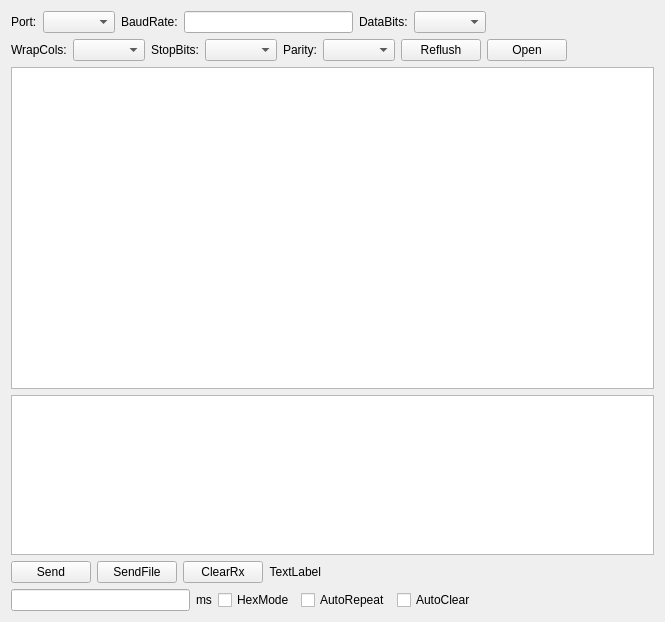
Before: the Qt Designer form src/widget.ui in lidq83/ESerialPort, drawn with Qt 5.
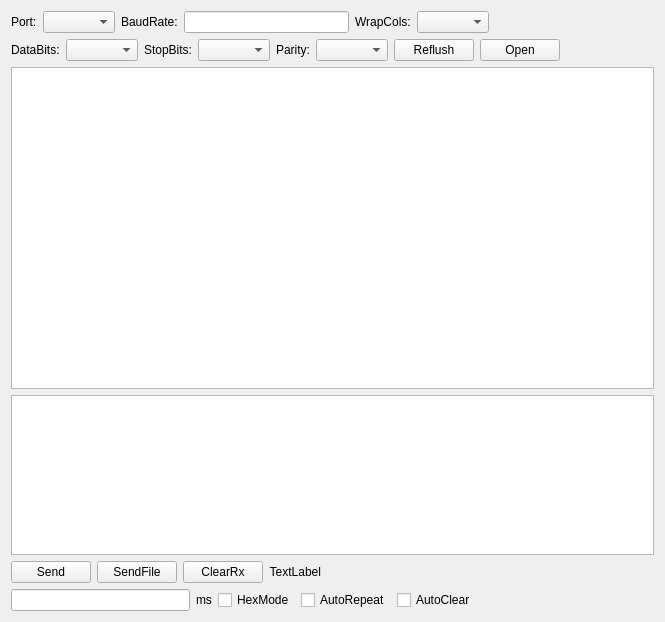
After: the same form once the commit is applied.

Commit message: 修正了一个布局的问题

Diff of the .ui file:
```diff
--- a/src/widget.ui
+++ b/src/widget.ui
@@ -37,14 +37,14 @@
       <widget class="QLineEdit" name="lineEditBaudRate"/>
      </item>
      <item>
-      <widget class="QLabel" name="label_3">
+      <widget class="QLabel" name="label_7">
        <property name="text">
-        <string>DataBits:</string>
+        <string>WrapCols:</string>
        </property>
       </widget>
      </item>
      <item>
-      <widget class="QComboBox" name="combDataBits"/>
+      <widget class="QComboBox" name="combWrapCols"/>
      </item>
      <item>
       <spacer name="horizontalSpacer_5">
@@ -64,14 +64,14 @@
    <item>
     <layout class="QHBoxLayout" name="horizontalLayout_3">
      <item>
-      <widget class="QLabel" name="label_7">
+      <widget class="QLabel" name="label_3">
        <property name="text">
-        <string>WrapCols:</string>
+        <string>DataBits:</string>
        </property>
       </widget>
      </item>
      <item>
-      <widget class="QComboBox" name="combParity"/>
+      <widget class="QComboBox" name="combDataBits"/>
      </item>
      <item>
       <widget class="QLabel" name="label_5">
@@ -91,7 +91,7 @@
       </widget>
      </item>
      <item>
-      <widget class="QComboBox" name="combWrapCols"/>
+      <widget class="QComboBox" name="combParity"/>
      </item>
      <item>
       <widget class="QPushButton" name="bntReflush">
```
